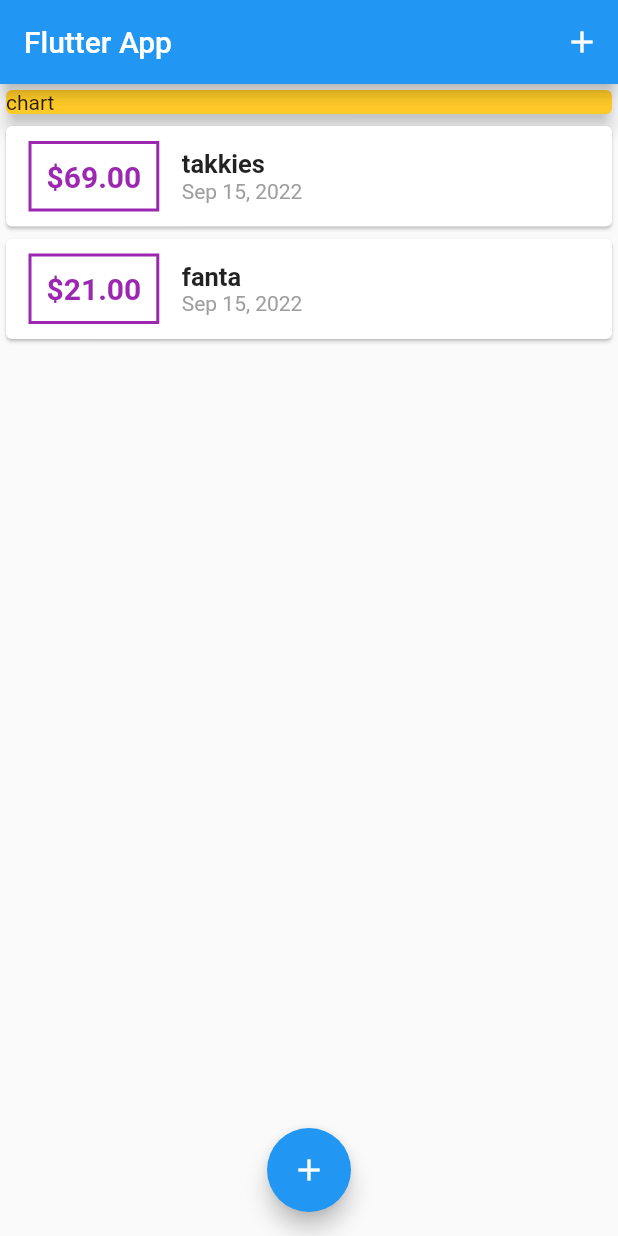
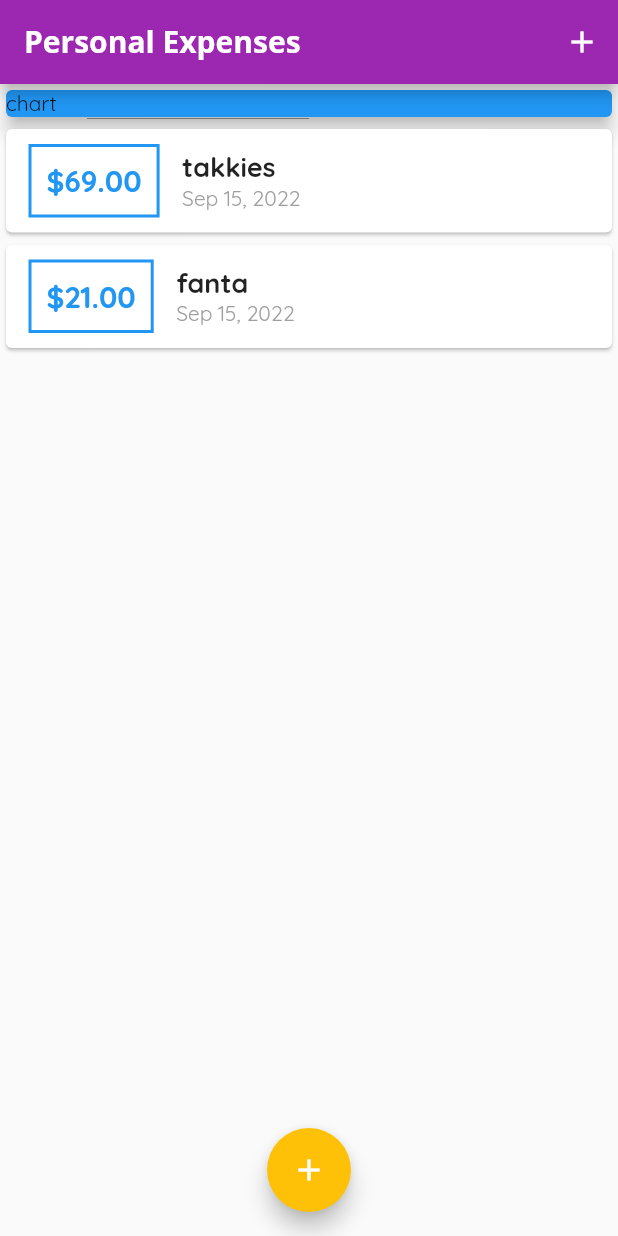
Before and after one commit to koorzenb/expense_app, a Flutter app: the screen it shows after launch, on a phone screen of 412 x 824 dp. Run offline on Flutter 3.47's test engine with Material 2 defaults, Android fonts, the phone set to English and light mode, and no system bars.

Commit message:
Configuring Themes

```diff
--- a/lib/main.dart
+++ b/lib/main.dart
@@ -11,7 +11,27 @@ class MyApp extends StatelessWidget {
   @override
   Widget build(BuildContext context) {
     return MaterialApp(
-      title: 'Flutter App',
+      title: 'Personal Expenses',
+      theme: ThemeData(
+        fontFamily: 'Quicksand',
+        colorScheme: ColorScheme.fromSwatch(
+          primarySwatch: Colors.purple,
+        ).copyWith(secondary: Colors.amber),
+        textTheme: const TextTheme(
+          headline6: TextStyle(
+            fontFamily: 'Quicksand',
+            fontSize: 18,
+            fontWeight: FontWeight.bold,
+          ),
+        ),
+        appBarTheme: const AppBarTheme(
+          titleTextStyle: TextStyle(
+            fontFamily: 'OpenSans',
+            fontSize: 20,
+            fontWeight: FontWeight.bold,
+          ),
+        ),
+      ),
       home: MyHomePage(),
     );
   }
@@ -67,7 +87,7 @@ class _MyHomePageState extends State<MyHomePage> {
   Widget build(BuildContext context) {
     return Scaffold(
       appBar: AppBar(
-        title: Text('Flutter App'),
+        title: Text('Personal Expenses'),
         actions: [
           IconButton(
             onPressed: () => _startAddNewTransaction(context),
@@ -83,7 +103,7 @@ class _MyHomePageState extends State<MyHomePage> {
             Container(
               width: double.infinity,
               child: (Card(
-                color: Colors.amber[400],
+                color: Colors.blue,
                 child: Text('chart'),
                 elevation: 5,
               )),
--- a/lib/widgets/transaction_list.dart
+++ b/lib/widgets/transaction_list.dart
@@ -26,12 +26,12 @@ class TransactionList extends StatelessWidget {
                     style: TextStyle(
                       fontWeight: FontWeight.bold,
                       fontSize: 20,
-                      color: Colors.purple,
+                      color: Theme.of(context).primaryColor,
                     ),
                   ),
                   decoration: BoxDecoration(
                     border: Border.all(
-                      color: Colors.purple,
+                      color: Theme.of(context).primaryColor,
                       width: 2,
                     ),
                   ),
@@ -46,10 +46,7 @@ class TransactionList extends StatelessWidget {
                   children: [
                     Text(
                       transactions[index].title,
-                      style: TextStyle(
-                        fontWeight: FontWeight.bold,
-                        fontSize: 17,
-                      ),
+                      style: Theme.of(context).textTheme.headline6,
                     ),
                     Text(
                       DateFormat.yMMMd().format(transactions[index].date),
```
Also changed, not shown: pubspec.yaml (+12 -7 lines), assets/fonts/OpenSans-Bold.ttf (added), assets/fonts/OpenSans-Regular.ttf (added), assets/fonts/Quicksand-Bold.ttf (added), assets/fonts/Quicksand-Light.ttf (added), assets/fonts/Quicksand-Medium.ttf (added), assets/fonts/Quicksand-Regular.ttf (added).
